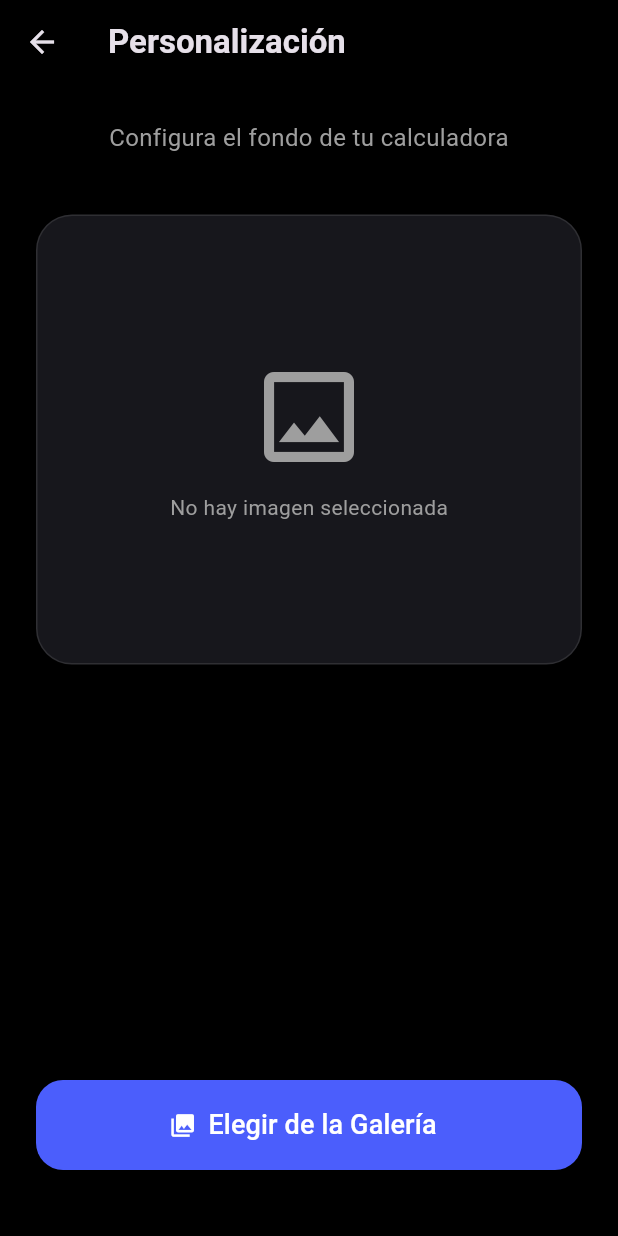
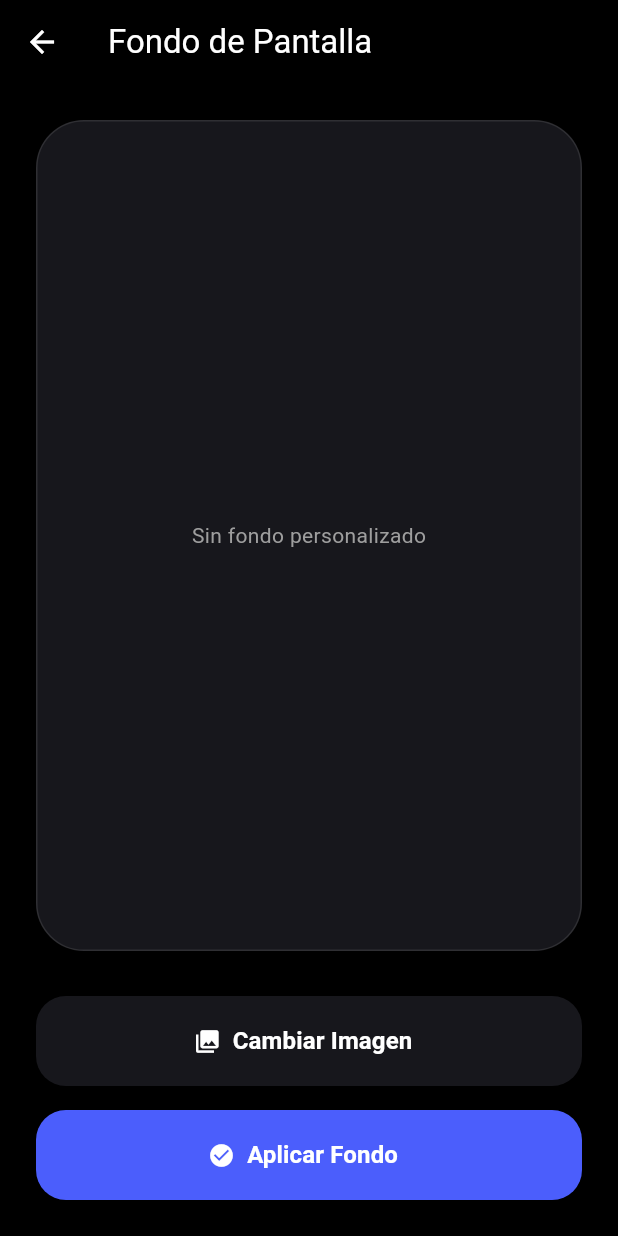
Before and after one commit to AnibalRamosdev/calculadora, a Flutter app: the PantallaPersonalizar screen opened by its route, on a phone screen of 412 x 824 dp. Run offline on Flutter 3.47's test engine with Material 3 defaults, Android fonts, the phone set to English and light mode, and no system bars; our stand-ins replace image_picker, math_expressions.

Commit message:
Añadidos modelos estacionales con formas personalizadas en botones

```diff
--- a/lib/personalizacion_screen.dart
+++ b/lib/personalizacion_screen.dart
@@ -1,11 +1,7 @@
-// ==========================================
-// SECCIÓN 1: IMPORTACIONES
-// ==========================================
-import 'package:flutter/material.dart';      // Componentes de interfaz
-import 'package:image_picker/image_picker.dart'; // Para abrir la galería
-import 'dart:io';                             // Para manejar el archivo de imagen
+import 'package:flutter/material.dart';
+import 'package:image_picker/image_picker.dart';
+import 'dart:io';
 
-// Clase principal de la pantalla de personalización
 class PantallaPersonalizar extends StatefulWidget {
   const PantallaPersonalizar({super.key});
 
@@ -14,25 +10,19 @@ class PantallaPersonalizar extends StatefulWidget {
 }
 
 class _PantallaPersonalizarState extends State<PantallaPersonalizar> {
-  // Variable para almacenar la imagen seleccionada
   File? _imagenSeleccionada;
   final ImagePicker _picker = ImagePicker();
 
-  // Colores de tu diseño Figma
   final Color _colorFondo = Colors.black;
   final Color _colorAzulFigma = const Color(0xFF4B5EFC);
   final Color _colorTarjeta = const Color(0xFF17171C);
 
-  // FUNCIÓN: Abre la galería y guarda la foto
-  Future<void> _cambiarFondo() async {
+  Future<void> _elegirImagen() async {
     final XFile? imagen = await _picker.pickImage(source: ImageSource.gallery);
-
     if (imagen != null) {
       setState(() {
         _imagenSeleccionada = File(imagen.path);
       });
-      // Aquí podrías añadir una lógica para guardar esta ruta
-      // y que la calculadora la lea (usando SharedPreferences más adelante)
     }
   }
 
@@ -41,66 +31,96 @@ class _PantallaPersonalizarState extends State<PantallaPersonalizar> {
     return Scaffold(
       backgroundColor: _colorFondo,
       appBar: AppBar(
-        title: const Text("Personalización", style: TextStyle(fontWeight: FontWeight.bold)),
+        title: const Text("Fondo de Pantalla", style: TextStyle(color: Colors.white)),
         backgroundColor: Colors.transparent,
         elevation: 0,
+        iconTheme: const IconThemeData(color: Colors.white),
       ),
       body: Padding(
         padding: const EdgeInsets.all(24.0),
         child: Column(
-          crossAxisAlignment: CrossAxisAlignment.center,
           children: [
-            const Text(
-              "Configura el fondo de tu calculadora",
-              style: TextStyle(color: Colors.grey, fontSize: 16),
-              textAlign: TextAlign.center,
-            ),
-            const SizedBox(height: 40),
-
-            // VISTA PREVIA DE LA IMAGEN
-            Container(
+            // ÁREA DE VISTA PREVIA
+            Expanded(
+              child: Container(
                 width: double.infinity,
-              height: 300,
                 decoration: BoxDecoration(
                   color: _colorTarjeta,
-                borderRadius: BorderRadius.circular(24),
+                  borderRadius: BorderRadius.circular(32),
                   border: Border.all(color: Colors.white10),
                 ),
-              child: _imagenSeleccionada == null
-                  ? const Column(
-                mainAxisAlignment: MainAxisAlignment.center,
+                child: Stack( // Stack para poner el botón de borrar encima
+                  alignment: Alignment.center,
                   children: [
-                  Icon(Icons.image_outlined, color: Colors.grey, size: 80),
-                  SizedBox(height: 10),
-                  Text("No hay imagen seleccionada", style: TextStyle(color: Colors.grey)),
+                    _imagenSeleccionada == null
+                        ? const Text("Sin fondo personalizado", style: TextStyle(color: Colors.grey))
+                        : ClipRRect(
+                      borderRadius: BorderRadius.circular(32),
+                      child: Image.file(_imagenSeleccionada!, fit: BoxFit.cover, width: double.infinity, height: double.infinity),
+                    ),
+
+                    // Botón pequeño para borrar la selección
+                    if (_imagenSeleccionada != null)
+                      Positioned(
+                        top: 20,
+                        right: 20,
+                        child: FloatingActionButton.small(
+                          backgroundColor: Colors.redAccent,
+                          onPressed: () => setState(() => _imagenSeleccionada = null),
+                          child: const Icon(Icons.delete, color: Colors.white),
+                        ),
+                      ),
                   ],
-              )
-                  : ClipRRect(
-                borderRadius: BorderRadius.circular(24),
-                child: Image.file(_imagenSeleccionada!, fit: BoxFit.cover),
+                ),
               ),
             ),
 
-            const Spacer(), // Empuja el botón hacia abajo
+            const SizedBox(height: 30),
 
-            // BOTÓN PARA SELECCIONAR
-            SizedBox(
-              width: double.infinity,
-              height: 60,
-              child: ElevatedButton.icon(
-                onPressed: _cambiarFondo,
-                icon: const Icon(Icons.photo_library, color: Colors.white),
-                label: const Text("Elegir de la Galería", style: TextStyle(fontSize: 18, color: Colors.white)),
-                style: ElevatedButton.styleFrom(
-                  backgroundColor: _colorAzulFigma,
-                  shape: RoundedRectangleBorder(borderRadius: BorderRadius.circular(18)),
+            // BOTONES DE ACCIÓN
+            Column(
+              children: [
+                // Botón Galería
+                _botonPersonalizado(
+                  onPressed: _elegirImagen,
+                  texto: "Cambiar Imagen",
+                  icono: Icons.photo_library,
+                  color: _colorTarjeta,
                 ),
+                const SizedBox(height: 16),
+
+                // Botón Confirmar y Volver
+                _botonPersonalizado(
+                  onPressed: () {
+                    // ENVIAMOS LA IMAGEN DE VUELTA A LA CALCULADORA
+                    Navigator.pop(context, _imagenSeleccionada);
+                  },
+                  texto: "Aplicar Fondo",
+                  icono: Icons.check_circle,
+                  color: _colorAzulFigma,
                 ),
+              ],
             ),
-            const SizedBox(height: 20),
           ],
         ),
       ),
     );
   }
+
+  Widget _botonPersonalizado({required VoidCallback onPressed, required String texto, required IconData icono, required Color color}) {
+    return SizedBox(
+      width: double.infinity,
+      height: 60,
+      child: ElevatedButton.icon(
+        onPressed: onPressed,
+        icon: Icon(icono, color: Colors.white),
+        label: Text(texto, style: const TextStyle(color: Colors.white, fontSize: 16, fontWeight: FontWeight.bold)),
+        style: ElevatedButton.styleFrom(
+          backgroundColor: color,
+          shape: RoundedRectangleBorder(borderRadius: BorderRadius.circular(20)),
+          elevation: 0,
+        ),
+      ),
+    );
   }
+}
```
Also changed, not shown: lib/calculator_screen.dart (+143 -99 lines), lib/modelos_screen.dart (+10 -44 lines). Lines whose indentation alone changed are shown as unchanged.
